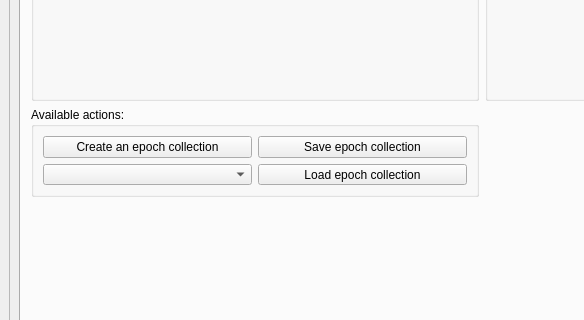
Above: meggie/ui/qt4Designer_ui_files/mainWindow.ui from cibr-jyu/meggie before the change; both pictures show x 0 to 584 and y 227 to 547 of the 964 by 829 pixel window. Below: the same form after it.
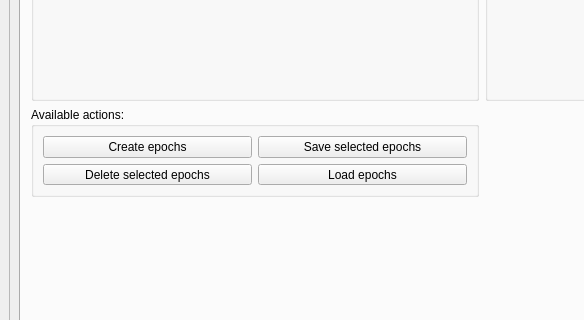
That is the form after the change. The open tabs and pages were chosen to show the change. Icons and pictures are not drawn.

Commit message: Some adjustments to epochs saving and loading.

```diff
--- a/meggie/ui/qt4Designer_ui_files/mainWindow.ui
+++ b/meggie/ui/qt4Designer_ui_files/mainWindow.ui
@@ -714,14 +714,14 @@
                     <item>
                      <widget class="QPushButton" name="pushButtonEventlist">
                       <property name="text">
-                       <string>Create an epoch collection</string>
+                       <string>Create epochs</string>
                       </property>
                      </widget>
                     </item>
                     <item>
                      <widget class="QPushButton" name="pushButtonSaveEpochCollection">
                       <property name="text">
-                       <string>Save epoch collection</string>
+                       <string>Save selected epochs</string>
                       </property>
                      </widget>
                     </item>
@@ -730,12 +730,16 @@
                   <item>
                    <layout class="QHBoxLayout" name="horizontalLayout_2">
                     <item>
-                     <widget class="QComboBox" name="comboBoxEpochCollections"/>
+                     <widget class="QPushButton" name="pushButtonDeleteEpochs">
+                      <property name="text">
+                       <string>Delete selected epochs</string>
+                      </property>
+                     </widget>
                     </item>
                     <item>
                      <widget class="QPushButton" name="pushButtonLoadEpochCollection">
                       <property name="text">
-                       <string>Load epoch collection</string>
+                       <string>Load epochs</string>
                       </property>
                      </widget>
                     </item>
```
Left out of the diff: 4 changed lines with no effect on the pictures. The commit also changes 2 other files.
